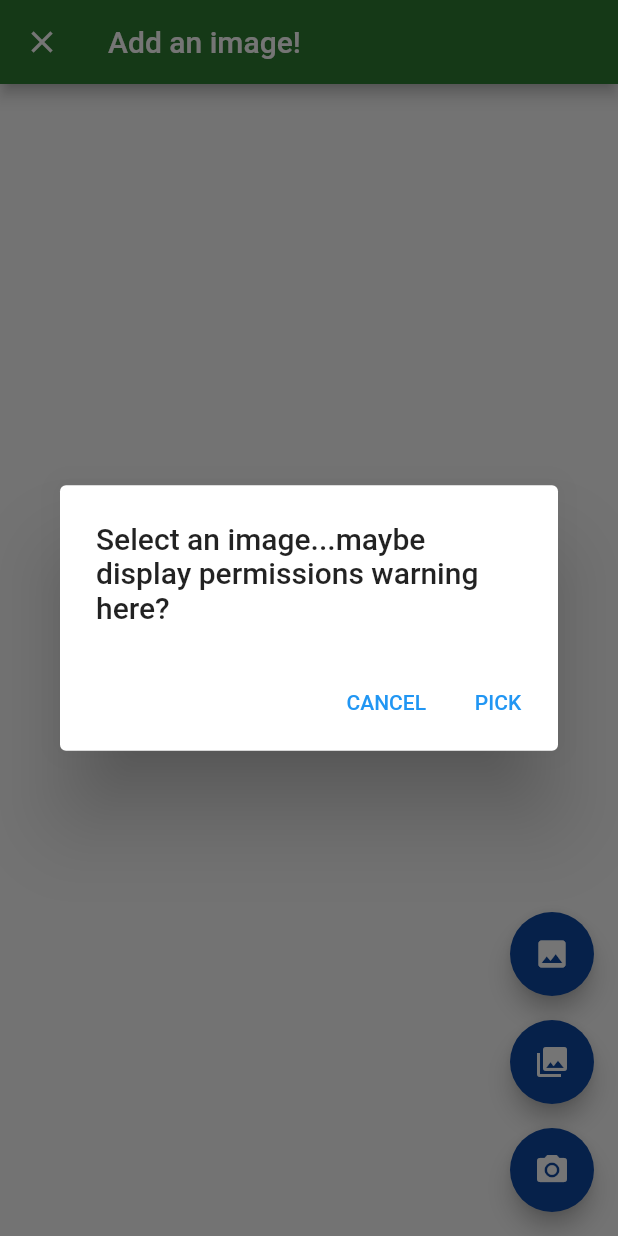
After one commit to Matthew-Burfield/bundle, a Flutter app: the ImageFormPage screen opened by its route, after a tap on the "photo library" icon, on a phone screen of 412 x 824 dp. The commit adds this screen. Run offline on Flutter 3.47's test engine with Material 2 defaults, Android fonts, the phone set to English and light mode, and no system bars; our stand-ins replace auto_route, bloc, dartz, flutter_bloc, flutter_hooks, freezed_annotation and 5 more.

```diff
--- a/lib/domain/auth/auth_failure.dart
+++ b/lib/domain/auth/auth_failure.dart
@@ -1,11 +1,9 @@
-
 import 'package:freezed_annotation/freezed_annotation.dart';
-import 'package:meta/meta.dart';
 
 part 'auth_failure.freezed.dart';
 
 @freezed
-abstract class AuthFailure with _$AuthFailure {
+class AuthFailure with _$AuthFailure {
   const factory AuthFailure.cancelledByUser() = CancelledByUser;
   const factory AuthFailure.serverError() = ServerError;
   const factory AuthFailure.emailAlreadyInUse() = EmailAlreadyInUse;
--- a/lib/domain/auth/user.dart
+++ b/lib/domain/auth/user.dart
@@ -9,7 +9,7 @@ import 'value_objects.dart';
 part 'user.freezed.dart';
 
 @freezed
-abstract class User with _$User implements IEntity {
+class User with _$User implements IEntity {
   const factory User({
     required UniqueId id,
     required StringSingleLine name,
--- a/lib/domain/core/failures.dart
+++ b/lib/domain/core/failures.dart
@@ -4,7 +4,7 @@ import 'package:flutter/foundation.dart';
 part 'failures.freezed.dart';
 
 @freezed
-abstract class ValueFailure<T> with _$ValueFailure<T> {
+class ValueFailure<T> with _$ValueFailure<T> {
   const factory ValueFailure.exceedingLength({
     required T failedValue,
     required int max,
--- a/lib/infrastructure/albums/album_repository.dart
+++ b/lib/infrastructure/albums/album_repository.dart
@@ -27,18 +27,28 @@ class AlbumRepository implements IAlbumRepository {
     print('CREATE A NEW ALBUM');
     _albumList = _albumList.plusElement(album);
     _albumStreamController.add(right(_albumList));
+    await Future.delayed(const Duration(seconds: 1));
     return right(unit);
   }
 
   @override
   Future<Either<AlbumFailure, Unit>> delete(Album album) async {
     print('DELETE AN ALBUM');
+    _albumList = _albumList.minusElement(album);
+    _albumStreamController.add(right(_albumList));
     return right(unit);
   }
 
   @override
   Future<Either<AlbumFailure, Unit>> update(Album album) async {
     print('UPDATE AN ALBUM');
+    _albumList = _albumList.map((a) {
+      if (a.id.getOrCrash() == album.id.getOrCrash()) {
+        return album;
+      }
+      return a;
+    });
+    _albumStreamController.add(right(_albumList));
     return right(unit);
   }
 
--- a/lib/presentation/pages/albums/album_form/album_form_page.dart
+++ b/lib/presentation/pages/albums/album_form/album_form_page.dart
@@ -5,7 +5,6 @@ import 'package:bundle/injection.dart';
 import 'package:bundle/presentation/pages/albums/album_form/widgets/album_form_page_body.dart';
 import 'package:dartz/dartz.dart';
 import 'package:flutter/material.dart';
-import 'package:flutter/widgets.dart';
 import 'package:flutter_bloc/flutter_bloc.dart';
 
 class AlbumFormPage extends StatelessWidget {
@@ -49,6 +48,7 @@ class AlbumFormPage extends StatelessWidget {
                   ));
                 },
                 (_) {
+                  // TODO: update to popUntil when I figure out how to do that.
                   AutoRouter.of(context).pop();
                 },
               ),
--- a/lib/presentation/pages/albums/album_form/widgets/album_form_page_body.dart
+++ b/lib/presentation/pages/albums/album_form/widgets/album_form_page_body.dart
@@ -1,6 +1,5 @@
 import 'package:bundle/application/albums/album_form/album_form_cubit.dart';
 import 'package:bundle/presentation/pages/albums/album_form/widgets/title_field_widget.dart';
-import 'package:flutter/cupertino.dart';
 import 'package:flutter/material.dart';
 import 'package:flutter_bloc/flutter_bloc.dart';
 
--- a/lib/presentation/pages/albums/albums_overview/albums_overview_wrapper_page.dart
+++ b/lib/presentation/pages/albums/albums_overview/albums_overview_wrapper_page.dart
@@ -1,9 +1,9 @@
 import 'package:auto_route/auto_route.dart';
+import 'package:bundle/application/albums/album_actor/album_actor_cubit.dart';
 import 'package:bundle/application/albums/album_watcher/album_watcher_cubit.dart';
 import 'package:bundle/injection.dart';
 import 'package:bundle/presentation/routes/app_router.gr.dart';
 import 'package:flutter/material.dart';
-import 'package:flutter/widgets.dart';
 import 'package:flutter_bloc/flutter_bloc.dart';
 
 class AlbumsOverviewWrapperPage extends StatelessWidget {
@@ -27,6 +27,9 @@ class AlbumsOverviewWrapperPage extends StatelessWidget {
           BlocProvider<AlbumWatcherCubit>(
             create: (_) => getIt<AlbumWatcherCubit>()..watchAllStarted(),
           ),
+          BlocProvider<AlbumActorCubit>(
+            create: (_) => getIt<AlbumActorCubit>(),
+          ),
         ],
         child: const AutoRouter(),
       ),
--- /dev/null
+++ b/lib/presentation/pages/images/image_form/image_form_page.dart
@@ -0,0 +1,328 @@
+import 'dart:async';
+import 'dart:io';
+import 'package:flutter/foundation.dart';
+import 'package:flutter/material.dart';
+import 'package:image_picker/image_picker.dart';
+import 'package:video_player/video_player.dart';
+
+class ImageFormPage extends StatefulWidget {
+  const ImageFormPage({Key? key}) : super(key: key);
+
+  @override
+  _ImageFormPageState createState() => _ImageFormPageState();
+}
+
+class _ImageFormPageState extends State<ImageFormPage> {
+  List<XFile>? _imageFileList;
+
+  set _imageFile(XFile? value) {
+    _imageFileList = value == null ? null : [value];
+  }
+
+  dynamic _pickImageError;
+
+  VideoPlayerController? _controller;
+  VideoPlayerController? _toBeDisposed;
+  String? _retrieveDataError;
+
+  final ImagePicker _picker = ImagePicker();
+
+  void _onImageButtonPressed(ImageSource source,
+      {BuildContext? context, bool isMultiImage = false}) async {
+    if (_controller != null) {
+      await _controller!.setVolume(0.0);
+    }
+    if (isMultiImage) {
+      await _displayPickImageDialog(context!, () async {
+        try {
+          final pickedFileList = await _picker.pickMultiImage();
+          setState(() {
+            _imageFileList = pickedFileList;
+          });
+        } catch (e) {
+          setState(() {
+            _pickImageError = e;
+          });
+        }
+      });
+    } else {
+      await _displayPickImageDialog(context!, () async {
+        try {
+          final pickedFile = await _picker.pickImage(
+            source: source,
+          );
+          setState(() {
+            _imageFile = pickedFile;
+          });
+        } catch (e) {
+          setState(() {
+            _pickImageError = e;
+          });
+        }
+      });
+    }
+  }
+
+  @override
+  void deactivate() {
+    if (_controller != null) {
+      _controller!.setVolume(0.0);
+      _controller!.pause();
+    }
+    super.deactivate();
+  }
+
+  @override
+  void dispose() {
+    _disposeVideoController();
+    super.dispose();
+  }
+
+  Future<void> _disposeVideoController() async {
+    if (_toBeDisposed != null) {
+      await _toBeDisposed!.dispose();
+    }
+    _toBeDisposed = _controller;
+    _controller = null;
+  }
+
+  Widget _previewVideo() {
+    final Text? retrieveError = _getRetrieveErrorWidget();
+    if (retrieveError != null) {
+      return retrieveError;
+    }
+    if (_controller == null) {
+      return const Text(
+        'You have not yet picked a video',
+        textAlign: TextAlign.center,
+      );
+    }
+    return Padding(
+      padding: const EdgeInsets.all(10.0),
+      child: AspectRatioVideo(_controller),
+    );
+  }
+
+  Widget _previewImages() {
+    final Text? retrieveError = _getRetrieveErrorWidget();
+    if (retrieveError != null) {
+      return retrieveError;
+    }
+    if (_imageFileList != null) {
+      return Semantics(
+          child: ListView.builder(
+            key: UniqueKey(),
+            itemBuilder: (context, index) {
+              // Why network for web?
+              // See https://pub.dev/packages/image_picker#getting-ready-for-the-web-platform
+              return Semantics(
+                label: 'image_picker_example_picked_image',
+                child: kIsWeb
+                    ? Image.network(_imageFileList![index].path)
+                    : Image.file(File(_imageFileList![index].path)),
+              );
+            },
+            itemCount: _imageFileList!.length,
+          ),
+          label: 'image_picker_example_picked_images');
+    } else if (_pickImageError != null) {
+      return Text(
+        'Pick image error: $_pickImageError',
+        textAlign: TextAlign.center,
+      );
+    } else {
+      return const Text(
+        'You have not yet picked an image.',
+        textAlign: TextAlign.center,
+      );
+    }
+  }
+
+  Widget _handlePreview() {
+    return _previewImages();
+  }
+
+  Future<void> retrieveLostData() async {
+    final LostDataResponse response = await _picker.retrieveLostData();
+    if (response.isEmpty) {
+      return;
+    }
+    if (response.file != null) {
+      setState(() {
+        _imageFile = response.file;
+        _imageFileList = response.files;
+      });
+    } else {
+      _retrieveDataError = response.exception!.code;
+    }
+  }
+
+  @override
+  Widget build(BuildContext context) {
+    return Scaffold(
+      appBar: AppBar(
+        title: const Text('Add an image!'),
+      ),
+      body: Center(
+        child: !kIsWeb && defaultTargetPlatform == TargetPlatform.android
+            ? FutureBuilder<void>(
+                future: retrieveLostData(),
+                builder: (BuildContext context, AsyncSnapshot<void> snapshot) {
+                  switch (snapshot.connectionState) {
+                    case ConnectionState.none:
+                    case ConnectionState.waiting:
+                      return const Text(
+                        'You have not yet picked an image.',
+                        textAlign: TextAlign.center,
+                      );
+                    case ConnectionState.done:
+                      return _handlePreview();
+                    default:
+                      if (snapshot.hasError) {
+                        return Text(
+                          'Pick image/video error: ${snapshot.error}}',
+                          textAlign: TextAlign.center,
+                        );
+                      } else {
+                        return const Text(
+                          'You have not yet picked an image.',
+                          textAlign: TextAlign.center,
+                        );
+                      }
+                  }
+                },
+              )
+            : _handlePreview(),
+      ),
+      floatingActionButton: Column(
+        mainAxisAlignment: MainAxisAlignment.end,
+        children: <Widget>[
+          Semantics(
+            label: 'image_picker_example_from_gallery',
+            child: FloatingActionButton(
+              onPressed: () {
+                _onImageButtonPressed(ImageSource.gallery, context: context);
+              },
+              heroTag: 'image0',
+              tooltip: 'Pick Image from gallery',
+              child: const Icon(Icons.photo),
+            ),
+          ),
+          Padding(
+            padding: const EdgeInsets.only(top: 16.0),
+            child: FloatingActionButton(
+              onPressed: () {
+                _onImageButtonPressed(
+                  ImageSource.gallery,
+                  context: context,
+                  isMultiImage: true,
+                );
+              },
+              heroTag: 'image1',
+              tooltip: 'Pick Multiple Image from gallery',
+              child: const Icon(Icons.photo_library),
+            ),
+          ),
+          Padding(
+            padding: const EdgeInsets.only(top: 16.0),
+            child: FloatingActionButton(
+              onPressed: () {
+                _onImageButtonPressed(ImageSource.camera, context: context);
+              },
+              heroTag: 'image2',
+              tooltip: 'Take a Photo',
+              child: const Icon(Icons.camera_alt),
+            ),
+          ),
+        ],
+      ),
+    );
+  }
+
+  Text? _getRetrieveErrorWidget() {
+    if (_retrieveDataError != null) {
+      final Text result = Text(_retrieveDataError!);
+      _retrieveDataError = null;
+      return result;
+    }
+    return null;
+  }
+
+  Future<void> _displayPickImageDialog(
+      BuildContext context, OnPickImageCallback onPick) async {
+    return showDialog(
+        context: context,
+        builder: (context) {
+          return AlertDialog(
+            title: const Text(
+                'Select an image...maybe display permissions warning here?'),
+            actions: <Widget>[
+              TextButton(
+                child: const Text('CANCEL'),
+                onPressed: () {
+                  Navigator.of(context).pop();
+                },
+              ),
+              TextButton(
+                  child: const Text('PICK'),
+                  onPressed: () {
+                    onPick();
+                    Navigator.of(context).pop();
+                  }),
+            ],
+          );
+        });
+  }
+}
+
+typedef OnPickImageCallback = void Function();
+
+class AspectRatioVideo extends StatefulWidget {
+  AspectRatioVideo(this.controller);
+
+  final VideoPlayerController? controller;
+
+  @override
+  AspectRatioVideoState createState() => AspectRatioVideoState();
+}
+
+class AspectRatioVideoState extends State<AspectRatioVideo> {
+  VideoPlayerController? get controller => widget.controller;
+  bool initialized = false;
+
+  void _onVideoControllerUpdate() {
+    if (!mounted) {
+      return;
+    }
+    if (initialized != controller!.value.isInitialized) {
+      initialized = controller!.value.isInitialized;
+      setState(() {});
+    }
+  }
+
+  @override
+  void initState() {
+    super.initState();
+    controller!.addListener(_onVideoControllerUpdate);
+  }
+
+  @override
+  void dispose() {
+    controller!.removeListener(_onVideoControllerUpdate);
+    super.dispose();
+  }
+
+  @override
+  Widget build(BuildContext context) {
+    if (initialized) {
+      return Center(
+        child: AspectRatio(
+          aspectRatio: controller!.value.aspectRatio,
+          child: VideoPlayer(controller!),
+        ),
+      );
+    } else {
+      return Container();
+    }
+  }
+}
--- a/lib/presentation/pages/splash/splash_page.dart
+++ b/lib/presentation/pages/splash/splash_page.dart
@@ -3,7 +3,6 @@ import 'dart:async';
 import 'package:auto_route/auto_route.dart';
 import 'package:bundle/application/auth/auth_bloc.dart';
 import 'package:bundle/presentation/routes/app_router.gr.dart';
-import 'package:flutter/cupertino.dart';
 import 'package:flutter/material.dart';
 import 'package:flutter_bloc/flutter_bloc.dart';
 
@@ -20,7 +19,7 @@ class SplashPage extends StatelessWidget {
             print('waiting...');
             Timer(const Duration(seconds: 2), () {
               print('redirect!');
-              AutoRouter.of(context).replace(const AlbumsOverviewRoute());
+              AutoRouter.of(context).replace(const AppRootRoute());
             });
           },
           unauthenticated: (_) =>
--- a/pubspec.yaml
+++ b/pubspec.yaml
@@ -34,7 +34,7 @@ dependencies:
   # Use with the CupertinoIcons class for iOS style icons.
   cupertino_icons: ^1.0.4
   dartz: ^0.10.1
-  freezed_annotation: ^1.0.0
+  freezed_annotation: ^1.1.0
   uuid: ^3.0.5
   kt_dart: ^0.10.0
   flutter_bloc: ^8.0.0
@@ -42,6 +42,8 @@ dependencies:
   auto_route: ^3.1.3
   get_it: ^7.2.0
   flutter_hooks: ^0.18.1
+  image_picker: ^0.8.4+4
+  video_player: ^2.2.7
 
 dev_dependencies:
   flutter_test:
@@ -53,7 +55,7 @@ dev_dependencies:
   # package. See that file for information about deactivating specific lint
   # rules and activating additional ones.
   flutter_lints: ^1.0.4
-  freezed: ^1.0.2
+  freezed: ^1.1.0
   build_runner: ^2.1.5
   injectable_generator: ^1.5.2
   auto_route_generator: ^3.1.0
```
Also changed, not shown: lib/application/albums/album_actor/album_actor_cubit.dart (added, +28 -0 lines), lib/application/albums/album_actor/album_actor_state.dart (added, +10 -0 lines), lib/presentation/pages/albums/album_form/widgets/title_field_widget.dart (+11 -4 lines), lib/presentation/pages/albums/albums_overview/widgets/album_card_widget.dart (+38 -4 lines), lib/presentation/pages/app_root/app_root_page.dart (added, +40 -0 lines), lib/presentation/pages/images/images_overview/images_overview_page.dart (added, +54 -0 lines), lib/presentation/pages/profile/profile_page.dart (added, +10 -0 lines), lib/presentation/routes/app_router.dart (+20 -4 lines), lib/application/albums/album_actor/album_actor_cubit.freezed.dart (added), lib/injection.config.dart, lib/presentation/routes/app_router.gr.dart, pubspec.lock, 2 other files.
